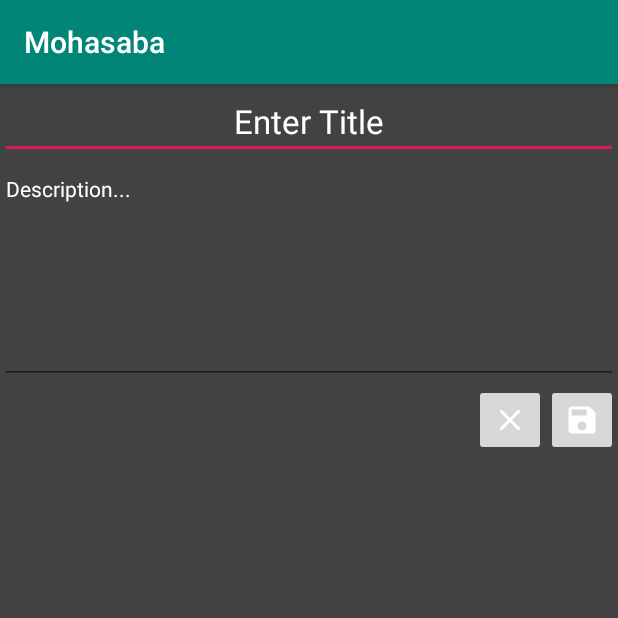
After one commit to fcat97/mohasaba-android, an Android app: the AddTaskActivity screen opened directly, with no data from a screen before it, on a phone screen of 412 x 824 dp, the top half of it. The commit adds this screen. Run offline under Robolectric (Android 15) with nearby library versions, the phone set to English and light mode, and no system bars.

Commit message:
+ Add task Feature added + Bug fixed

```diff
--- a/app/src/main/AndroidManifest.xml
+++ b/app/src/main/AndroidManifest.xml
@@ -9,6 +9,7 @@
         android:roundIcon="@mipmap/ic_launcher_round"
         android:supportsRtl="true"
         android:theme="@style/AppTheme">
+        <activity android:name=".AddTaskActivity"></activity>
         <activity android:name=".Splashscreen">
             <intent-filter>
                 <action android:name="android.intent.action.MAIN" />
@@ -16,7 +17,7 @@
                 <category android:name="android.intent.category.LAUNCHER" />
             </intent-filter>
         </activity>
-        <activity android:name=".MainActivity"></activity>
+        <activity android:name=".MainActivity" />
     </application>
 
 </manifest>
--- a/app/src/main/java/com/example/mohasaba/AddTask.java
+++ /dev/null
@@ -1,4 +0,0 @@
-package com.example.mohasaba;
-
-public class AddTask {
-}
--- /dev/null
+++ b/app/src/main/java/com/example/mohasaba/AddTaskActivity.java
@@ -0,0 +1,67 @@
+package com.example.mohasaba;
+
+import androidx.appcompat.app.AppCompatActivity;
+
+import android.content.Intent;
+import android.os.Bundle;
+import android.view.View;
+import android.widget.ImageButton;
+import android.widget.TextView;
+import android.widget.Toast;
+
+public class AddTaskActivity extends AppCompatActivity {
+    public static final String EXTRA_TITLE =
+            "com.example.mohasaba.EXTRA_TITLE";
+    public static final String EXTRA_DESCRIPTION =
+            "com.example.mohasaba.EXTRA_DESCRIPTION";
+
+    private TextView textViewTitle;
+    private TextView textViewDescription;
+
+    private ImageButton saveButton;
+    private ImageButton cancelButton;
+
+    @Override
+    protected void onCreate(Bundle savedInstanceState) {
+        super.onCreate(savedInstanceState);
+        setContentView(R.layout.activity_add_task);
+
+        textViewTitle = findViewById(R.id.addTaskTitleID);
+        textViewDescription = findViewById(R.id.addTaskDescriptionId);
+        saveButton = findViewById(R.id.addTaskSaveButtonId);
+        cancelButton = findViewById(R.id.addTaskCancelButtonId);
+
+        saveButton.setOnClickListener(new View.OnClickListener() {
+            @Override
+            public void onClick(View v) {
+                addTask();
+            }
+        });
+
+        cancelButton.setOnClickListener(new View.OnClickListener() {
+            @Override
+            public void onClick(View v) {
+                Toast.makeText(AddTaskActivity.this, "Task not added!", Toast.LENGTH_SHORT).show();
+                finish();
+            }
+        });
+
+    }
+
+    public void addTask() {
+        String title = textViewTitle.getText().toString();
+        String description = textViewDescription.getText().toString();
+
+        if (title.trim().isEmpty()) {
+            Toast.makeText(this, "Please Insert a Title", Toast.LENGTH_SHORT).show();
+            return;
+        }
+        Intent data = new Intent();
+        data.putExtra(EXTRA_TITLE,title);
+        data.putExtra(EXTRA_DESCRIPTION,description);
+
+        setResult(RESULT_OK,data);
+        finish();
+    }
+
+}
--- a/app/src/main/java/com/example/mohasaba/Task.java
+++ b/app/src/main/java/taskHelper/Task.java
@@ -1,4 +1,4 @@
-package com.example.mohasaba;
+package taskHelper;
 
 import android.graphics.Color;
 
--- a/app/src/main/java/com/example/mohasaba/Task2RecyclerViewAdapter.java
+++ b/app/src/main/java/taskHelper/Task2RecyclerViewAdapter.java
@@ -1,4 +1,4 @@
-package com.example.mohasaba;
+package taskHelper;
 
 import android.view.LayoutInflater;
 import android.view.View;
@@ -7,6 +7,8 @@ import android.widget.TextView;
 
 import androidx.annotation.NonNull;
 import androidx.recyclerview.widget.RecyclerView;
+
+import com.example.mohasaba.R;
 
 import java.util.ArrayList;
 import java.util.List;
--- a/app/src/main/java/com/example/mohasaba/TaskDao.java
+++ b/app/src/main/java/taskHelper/TaskDao.java
@@ -1,4 +1,4 @@
-package com.example.mohasaba;
+package taskHelper;
 
 import androidx.lifecycle.LiveData;
 import androidx.room.Dao;
--- a/app/src/main/java/com/example/mohasaba/TaskDatabase.java
+++ b/app/src/main/java/taskHelper/TaskDatabase.java
@@ -1,13 +1,10 @@
-package com.example.mohasaba;
+package taskHelper;
 
 import android.content.Context;
-import android.os.AsyncTask;
 
-import androidx.annotation.NonNull;
 import androidx.room.Database;
 import androidx.room.Room;
 import androidx.room.RoomDatabase;
-import androidx.sqlite.db.SupportSQLiteDatabase;
 
 
 @Database(entities = {Task.class}, version = 1)
--- a/app/src/main/java/com/example/mohasaba/TaskRepository.java
+++ b/app/src/main/java/taskHelper/TaskRepository.java
@@ -1,4 +1,4 @@
-package com.example.mohasaba;
+package taskHelper;
 
 import android.app.Application;
 import android.os.AsyncTask;
--- a/app/src/main/java/com/example/mohasaba/TaskViewModel.java
+++ b/app/src/main/java/taskHelper/TaskViewModel.java
@@ -1,4 +1,4 @@
-package com.example.mohasaba;
+package taskHelper;
 
 import android.app.Application;
 
--- /dev/null
+++ b/app/src/main/res/layout/activity_add_task.xml
@@ -0,0 +1,66 @@
+<?xml version="1.0" encoding="utf-8"?>
+<androidx.constraintlayout.widget.ConstraintLayout xmlns:android="http://schemas.android.com/apk/res/android"
+    xmlns:app="http://schemas.android.com/apk/res-auto"
+    xmlns:tools="http://schemas.android.com/tools"
+    android:layout_width="match_parent"
+    android:layout_height="match_parent"
+    android:background="@color/cardview_dark_background"
+    tools:context=".AddTaskActivity">
+
+        <EditText
+            android:id="@+id/addTaskTitleID"
+            android:layout_width="match_parent"
+            android:layout_height="wrap_content"
+            android:textAppearance="@style/TextAppearance.AppCompat.Large"
+
+            android:hint="Enter Title"
+            android:textColor="#fff"
+            android:textColorHint="#FFF"
+            android:gravity="center_horizontal"
+            android:layout_marginBottom="2dp"
+
+            app:layout_constraintTop_toTopOf="parent"
+            app:layout_constraintStart_toStartOf="parent"
+            app:layout_constraintEnd_toEndOf="parent"/>
+
+        <EditText
+            android:id="@+id/addTaskDescriptionId"
+            android:layout_width="match_parent"
+            android:layout_height="wrap_content"
+            android:minHeight="150dp"
+            android:textAppearance="@style/TextAppearance.AppCompat.Small"
+
+            android:hint="Description..."
+            android:textColor="#fff"
+            android:textColorHint="#FFF"
+            android:textAlignment="viewStart"
+            android:gravity="start"
+            android:layout_marginBottom="2dp"
+
+            app:layout_constraintTop_toBottomOf="@id/addTaskTitleID"
+            app:layout_constraintStart_toStartOf="parent"
+            app:layout_constraintEnd_toEndOf="parent"/>
+
+    <ImageButton
+        android:id="@+id/addTaskSaveButtonId"
+        android:layout_width="48dp"
+        android:layout_height="48dp"
+        android:src="@drawable/ic_save"
+        android:clickable="true"
+
+        app:layout_constraintTop_toBottomOf="@id/addTaskDescriptionId"
+        app:layout_constraintEnd_toEndOf="parent"
+        android:focusable="true" />
+
+    <ImageButton
+        android:id="@+id/addTaskCancelButtonId"
+        android:layout_width="48dp"
+        android:layout_height="48dp"
+        android:src="@drawable/ic_close"
+
+
+        app:layout_constraintTop_toBottomOf="@id/addTaskDescriptionId"
+        app:layout_constraintEnd_toStartOf="@id/addTaskSaveButtonId" />
+
+
+</androidx.constraintlayout.widget.ConstraintLayout>
--- a/app/src/main/res/layout/activity_main.xml
+++ b/app/src/main/res/layout/activity_main.xml
@@ -122,6 +122,7 @@
         android:id="@+id/recyclerViewId"
         android:layout_width="match_parent"
         android:layout_height="wrap_content"
+
         android:layout_marginTop="4dp"
         tools:listitem="@layout/single_taskview"
 
```
Also changed, not shown: app/src/main/java/com/example/mohasaba/MainActivity.java (+36 -0 lines).
